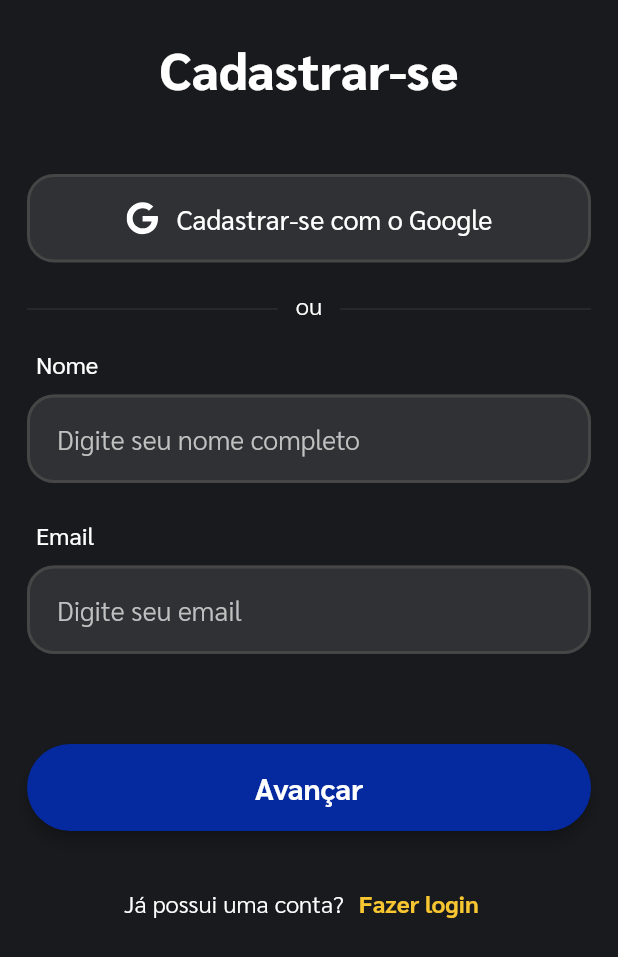
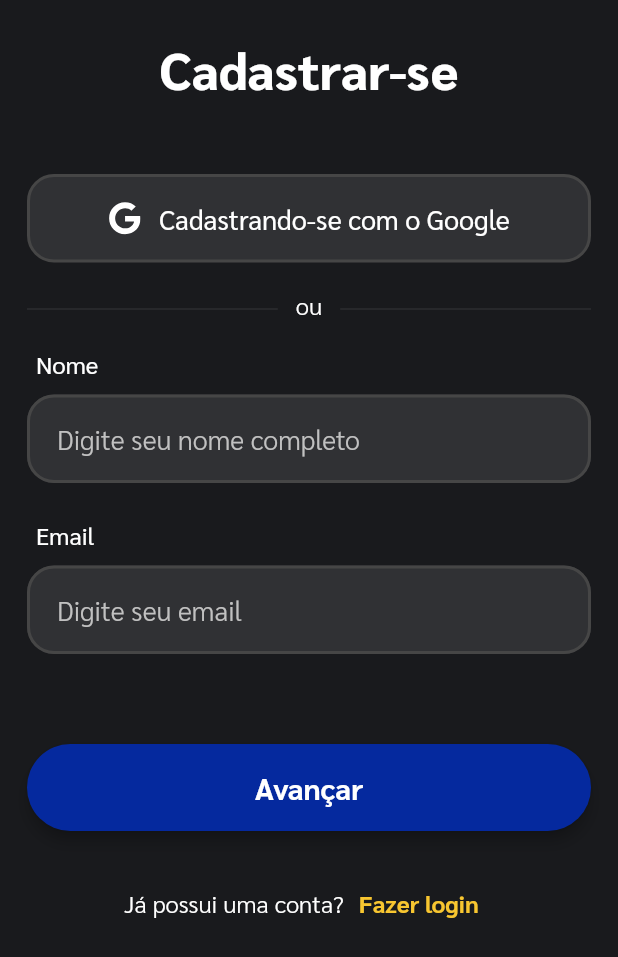
Before and after one commit to GabrielDimaa/my_gift_app, a Flutter app: the SignupPage screen opened by its route, on a phone screen of 412 x 824 dp. Shown: the top 957 px of the screen. Run offline on Flutter 3.47's test engine with Material 2 defaults, Android fonts, the phone set to English and light mode, and no system bars; our stand-ins replace cloud_firestore, dotted_border, firebase_auth, firebase_core, firebase_storage, flutter_svg and 7 more; accounts and stored records are empty; generated files the repository leaves out were written again.

Commit message:
Cadastrar-se com Google

```diff
--- a/lib/i18n/strings/pt_br.dart
+++ b/lib/i18n/strings/pt_br.dart
@@ -15,7 +15,7 @@ class PtBr implements Translation {
   String get loginWithGoogle => "Entrar com o Google";
 
   @override
-  String get signupWithGoogle => "Cadastrar-se com o Google";
+  String get signupWithGoogle => "Cadastrando-se com o Google";
 
   @override
   String get loginOu => "ou";
@@ -55,6 +55,9 @@ class PtBr implements Translation {
 
   @override
   String get signingUp => "Cadastrando-se";
+
+  @override
+  String get signingUpWithGoogle => "Cadastrando-se com Google";
 
   @override
   String get loggingIn => "Fazendo login";
--- a/lib/i18n/translation.dart
+++ b/lib/i18n/translation.dart
@@ -23,6 +23,7 @@ abstract class Translation {
   String get clear;
   String get completingRegistration;
   String get signingUp;
+  String get signingUpWithGoogle;
   String get loggingIn;
   String get loggingInWithGoogle;
   String get name;
```
Also changed, not shown: lib/layers/presentation/ui/pages/signup/signup_page.dart (+12 -7 lines).
